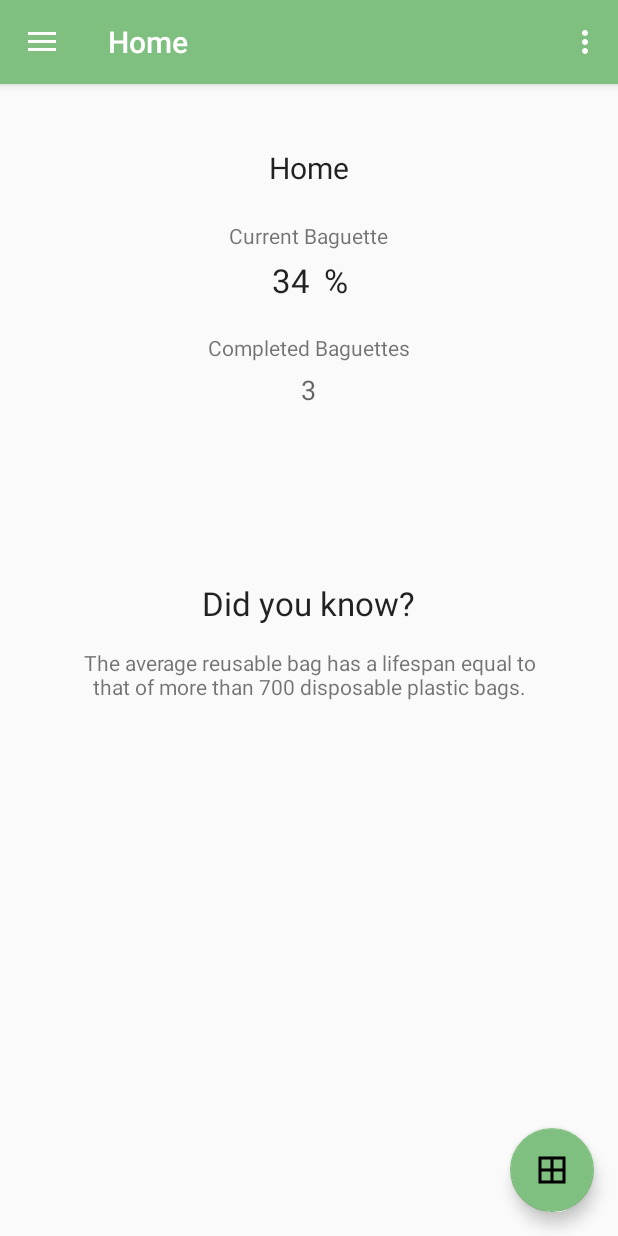
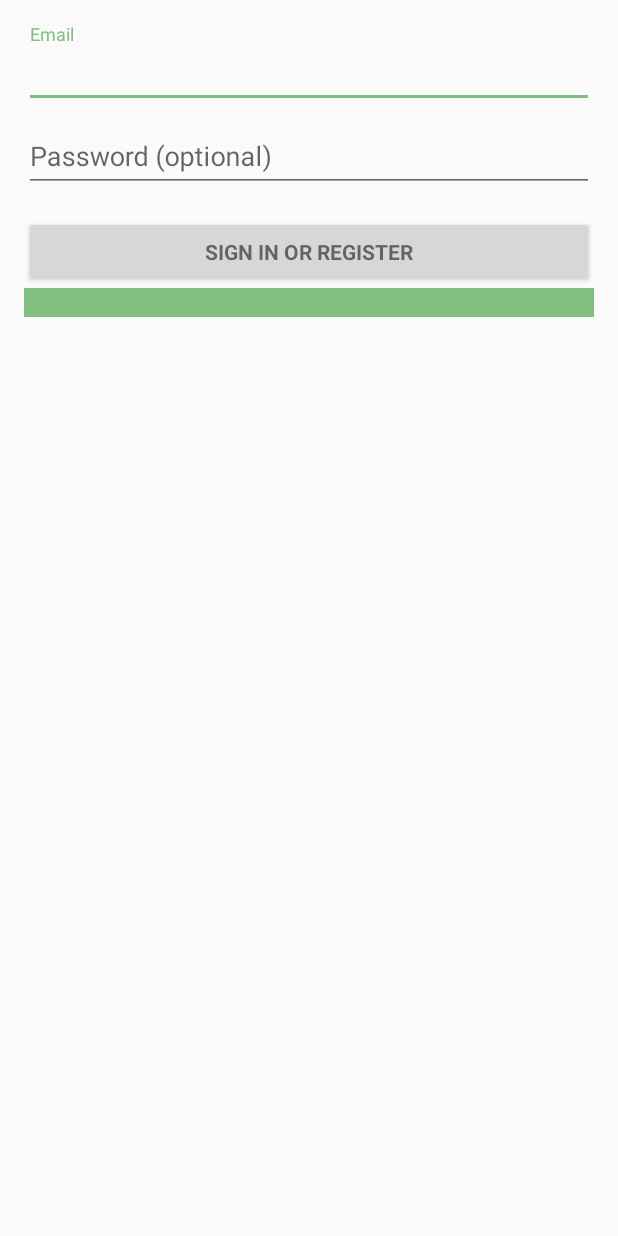
Before and after one commit to cwchau/baguette, an Android app: the screen it shows after launch (MainActivity before the commit, LoginActivity after it), on a phone screen of 412 x 824 dp. Run offline under Robolectric (Android 15) with nearby library versions, the phone set to English and light mode, and no system bars; our stand-ins replace Volley; 2 statements that could not run were skipped.

```diff
--- a/app/build.gradle
+++ b/app/build.gradle
@@ -30,5 +30,6 @@ dependencies {
     compile 'com.android.support.constraint:constraint-layout:1.0.2'
     testCompile 'junit:junit:4.12'
     compile 'com.google.zxing:core:3.2.1'
+    compile 'com.android.volley:volley:1.1.0'
 
 }
--- a/app/src/main/java/com/example/firec/baguette/Home.java
+++ b/app/src/main/java/com/example/firec/baguette/Home.java
@@ -35,9 +35,9 @@ public class Home extends Fragment {
         baguette_progress_textview.setText(baguette_progress_text);
 
         // completed baguettes
-        String baguettes_completed_text = String.valueOf(MainActivity.completed_baguettes);
-        TextView baguettes_completed_textview = (TextView) view.findViewById(R.id.textView6);
-        baguettes_completed_textview.setText(baguettes_completed_text);
+        //String baguettes_completed_text = String.valueOf(MainActivity.completed_baguettes);
+        //TextView baguettes_completed_textview = (TextView) view.findViewById(R.id.textView6);
+        //baguettes_completed_textview.setText(baguettes_completed_text);
 
         //you can set the title for your toolbar here for different fragments different titles
         getActivity().setTitle("Home");
--- /dev/null
+++ b/app/src/main/java/com/example/firec/baguette/LoginActivity.java
@@ -0,0 +1,427 @@
+package com.example.firec.baguette;
+
+/**
+ * Created by gauri on 2/10/18.
+ */
+
+import android.animation.Animator;
+import android.animation.AnimatorListenerAdapter;
+import android.annotation.TargetApi;
+import android.app.LoaderManager;
+import android.content.Context;
+import android.content.CursorLoader;
+import android.content.Intent;
+import android.content.Loader;
+import android.content.pm.PackageManager;
+import android.database.Cursor;
+import android.graphics.Bitmap;
+import android.net.Uri;
+import android.os.AsyncTask;
+import android.os.Build;
+import android.os.Bundle;
+import android.provider.ContactsContract;
+import android.support.annotation.NonNull;
+import android.support.annotation.Nullable;
+import android.support.design.widget.FloatingActionButton;
+import android.support.design.widget.Snackbar;
+import android.support.v4.app.Fragment;
+import android.support.v4.app.FragmentTransaction;
+import android.text.TextUtils;
+import android.view.KeyEvent;
+import android.view.MenuItem;
+import android.view.View;
+import android.support.design.widget.NavigationView;
+import android.support.v4.view.GravityCompat;
+import android.support.v4.widget.DrawerLayout;
+import android.support.v7.app.ActionBarDrawerToggle;
+import android.support.v7.app.AppCompatActivity;
+import android.support.v7.widget.Toolbar;
+import android.view.Menu;
+import android.view.inputmethod.EditorInfo;
+import android.widget.ArrayAdapter;
+import android.widget.AutoCompleteTextView;
+import android.widget.Button;
+import android.widget.EditText;
+import android.widget.ImageView;
+import android.widget.TextView;
+
+import com.android.volley.AuthFailureError;
+import com.android.volley.Request;
+import com.android.volley.RequestQueue;
+import com.android.volley.Response;
+import com.android.volley.VolleyError;
+import com.android.volley.toolbox.StringRequest;
+import com.android.volley.toolbox.Volley;
+import com.google.zxing.BarcodeFormat;
+import com.google.zxing.MultiFormatWriter;
+import com.google.zxing.WriterException;
+import com.google.zxing.common.BitMatrix;
+
+import org.json.JSONObject;
+
+import java.util.ArrayList;
+import java.util.HashMap;
+import java.util.List;
+import java.util.Map;
+
+import static android.Manifest.permission.READ_CONTACTS;
+
+public class LoginActivity extends AppCompatActivity implements LoaderManager.LoaderCallbacks<Cursor> {
+
+    /**
+     * Id to identity READ_CONTACTS permission request.
+     */
+    private static final int REQUEST_READ_CONTACTS = 0;
+
+    /**
+     * A dummy authentication store containing known user names and passwords.
+     * TODO: remove after connecting to a real authentication system.
+     */
+    private static final String[] DUMMY_CREDENTIALS = new String[]{
+            "foo@example.com:hello", "bar@example.com:world"
+    };
+    /**
+     * Keep track of the login task to ensure we can cancel it if requested.
+     */
+    private UserLoginTask mAuthTask = null;
+
+    // UI references.
+    private AutoCompleteTextView mEmailView;
+    private EditText mPasswordView;
+    private TextView mTextView;
+    private View mProgressView;
+    private View mLoginFormView;
+
+    @Override
+    protected void onCreate(Bundle savedInstanceState) {
+        super.onCreate(savedInstanceState);
+        setContentView(R.layout.activity_login);
+        // Set up the login form.
+        mEmailView = (AutoCompleteTextView) findViewById(R.id.email);
+        populateAutoComplete();
+
+        mPasswordView = (EditText) findViewById(R.id.password);
+        mTextView = (TextView) findViewById(R.id.text);
+        mPasswordView.setOnEditorActionListener(new TextView.OnEditorActionListener() {
+            @Override
+            public boolean onEditorAction(TextView textView, int id, KeyEvent keyEvent) {
+                if (id == EditorInfo.IME_ACTION_DONE || id == EditorInfo.IME_NULL) {
+                    attemptLogin();
+                    return true;
+                }
+                return false;
+            }
+        });
+
+        Button mEmailSignInButton = (Button) findViewById(R.id.email_sign_in_button);
+        mEmailSignInButton.setOnClickListener(new View.OnClickListener() {
+            @Override
+            public void onClick(View view) {
+                attemptLogin();
+            }
+        });
+
+        mLoginFormView = findViewById(R.id.login_form);
+        mProgressView = findViewById(R.id.login_progress);
+    }
+
+    private void populateAutoComplete() {
+        if (!mayRequestContacts()) {
+            return;
+        }
+
+        getLoaderManager().initLoader(0, null, this);
+    }
+
+    private boolean mayRequestContacts() {
+        if (Build.VERSION.SDK_INT < Build.VERSION_CODES.M) {
+            return true;
+        }
+        if (checkSelfPermission(READ_CONTACTS) == PackageManager.PERMISSION_GRANTED) {
+            return true;
+        }
+        if (shouldShowRequestPermissionRationale(READ_CONTACTS)) {
+            Snackbar.make(mEmailView, R.string.permission_rationale, Snackbar.LENGTH_INDEFINITE)
+                    .setAction(android.R.string.ok, new View.OnClickListener() {
+                        @Override
+                        @TargetApi(Build.VERSION_CODES.M)
+                        public void onClick(View v) {
+                            requestPermissions(new String[]{READ_CONTACTS}, REQUEST_READ_CONTACTS);
+                        }
+                    });
+        } else {
+            requestPermissions(new String[]{READ_CONTACTS}, REQUEST_READ_CONTACTS);
+        }
+        return false;
+    }
+
+    /**
+     * Callback received when a permissions request has been completed.
+     */
+    @Override
+    public void onRequestPermissionsResult(int requestCode, @NonNull String[] permissions,
+                                           @NonNull int[] grantResults) {
+        if (requestCode == REQUEST_READ_CONTACTS) {
+            if (grantResults.length == 1 && grantResults[0] == PackageManager.PERMISSION_GRANTED) {
+                populateAutoComplete();
+            }
+        }
+    }
+
+
+    /**
+     * Attempts to sign in or register the account specified by the login form.
+     * If there are form errors (invalid email, missing fields, etc.), the
+     * errors are presented and no actual login attempt is made.
+     */
+    private void attemptLogin() {
+        if (mAuthTask != null) {
+            return;
+        }
+
+        // Reset errors.
+        mEmailView.setError(null);
+        mPasswordView.setError(null);
+
+        // Store values at the time of the login attempt.
+        String email = mEmailView.getText().toString();
+        String password = mPasswordView.getText().toString();
+
+        boolean cancel = false;
+        View focusView = null;
+
+        // Check for a valid password, if the user entered one.
+        if (!TextUtils.isEmpty(password) && !isPasswordValid(password)) {
+            mPasswordView.setError(getString(R.string.error_invalid_password));
+            focusView = mPasswordView;
+            cancel = true;
+        }
+
+        // Check for a valid email address.
+        if (TextUtils.isEmpty(email)) {
+            mEmailView.setError(getString(R.string.error_field_required));
+            focusView = mEmailView;
+            cancel = true;
+        } else if (!isEmailValid(email)) {
+            mEmailView.setError(getString(R.string.error_invalid_email));
+            focusView = mEmailView;
+            cancel = true;
+        }
+
+        if (cancel) {
+            // There was an error; don't attempt login and focus the first
+            // form field with an error.
+            focusView.requestFocus();
+        } else {
+            // Show a progress spinner, and kick off a background task to
+            // perform the user login attempt.
+            showProgress(true);
+            mAuthTask = new UserLoginTask(email, password, getApplicationContext());
+            mAuthTask.execute((Void) null);
+        }
+    }
+
+    private boolean isEmailValid(String email) {
+        //TODO: Replace this with your own logic
+        return email.contains("@");
+    }
+
+    private boolean isPasswordValid(String password) {
+        //TODO: Replace this with your own logic
+        return password.length() > 4;
+    }
+
+    /**
+     * Shows the progress UI and hides the login form.
+     */
+    @TargetApi(Build.VERSION_CODES.HONEYCOMB_MR2)
+    private void showProgress(final boolean show) {
+        // On Honeycomb MR2 we have the ViewPropertyAnimator APIs, which allow
+        // for very easy animations. If available, use these APIs to fade-in
+        // the progress spinner.
+        if (Build.VERSION.SDK_INT >= Build.VERSION_CODES.HONEYCOMB_MR2) {
+            int shortAnimTime = getResources().getInteger(android.R.integer.config_shortAnimTime);
+
+            mLoginFormView.setVisibility(show ? View.GONE : View.VISIBLE);
+            mLoginFormView.animate().setDuration(shortAnimTime).alpha(
+                    show ? 0 : 1).setListener(new AnimatorListenerAdapter() {
+                @Override
+                public void onAnimationEnd(Animator animation) {
+                    mLoginFormView.setVisibility(show ? View.GONE : View.VISIBLE);
+                }
+            });
+
+            mProgressView.setVisibility(show ? View.VISIBLE : View.GONE);
+            mProgressView.animate().setDuration(shortAnimTime).alpha(
+                    show ? 1 : 0).setListener(new AnimatorListenerAdapter() {
+                @Override
+                public void onAnimationEnd(Animator animation) {
+                    mProgressView.setVisibility(show ? View.VISIBLE : View.GONE);
+                }
+            });
+        } else {
+            // The ViewPropertyAnimator APIs are not available, so simply show
+            // and hide the relevant UI components.
+            mProgressView.setVisibility(show ? View.VISIBLE : View.GONE);
+            mLoginFormView.setVisibility(show ? View.GONE : View.VISIBLE);
+        }
+    }
+
+    @Override
+    public Loader<Cursor> onCreateLoader(int i, Bundle bundle) {
+        return new CursorLoader(this,
+                // Retrieve data rows for the device user's 'profile' contact.
+                Uri.withAppendedPath(ContactsContract.Profile.CONTENT_URI,
+                        ContactsContract.Contacts.Data.CONTENT_DIRECTORY), ProfileQuery.PROJECTION,
+
+                // Select only email addresses.
+                ContactsContract.Contacts.Data.MIMETYPE +
+                        " = ?", new String[]{ContactsContract.CommonDataKinds.Email
+                .CONTENT_ITEM_TYPE},
+
+                // Show primary email addresses first. Note that there won't be
+                // a primary email address if the user hasn't specified one.
+                ContactsContract.Contacts.Data.IS_PRIMARY + " DESC");
+    }
+
+    @Override
+    public void onLoadFinished(Loader<Cursor> cursorLoader, Cursor cursor) {
+        List<String> emails = new ArrayList<>();
+        cursor.moveToFirst();
+        while (!cursor.isAfterLast()) {
+            emails.add(cursor.getString(ProfileQuery.ADDRESS));
+            cursor.moveToNext();
+        }
+
+        addEmailsToAutoComplete(emails);
+    }
+
+    @Override
+    public void onLoaderReset(Loader<Cursor> cursorLoader) {
+
+    }
+
+    private void addEmailsToAutoComplete(List<String> emailAddressCollection) {
+        //Create adapter to tell the AutoCompleteTextView what to show in its dropdown list.
+        ArrayAdapter<String> adapter =
+                new ArrayAdapter<>(LoginActivity.this,
+                        android.R.layout.simple_dropdown_item_1line, emailAddressCollection);
+
+        mEmailView.setAdapter(adapter);
+    }
+
+
+    private interface ProfileQuery {
+        String[] PROJECTION = {
+                ContactsContract.CommonDataKinds.Email.ADDRESS,
+                ContactsContract.CommonDataKinds.Email.IS_PRIMARY,
+        };
+
+        int ADDRESS = 0;
+        int IS_PRIMARY = 1;
+    }
+
+    /**
+     * Represents an asynchronous login/registration task used to authenticate
+     * the user.
+     */
+    public class UserLoginTask extends AsyncTask<Void, Void, Boolean> {
+
+        private final String mEmail;
+        private final String mPassword;
+        private final Context mContext;
+
+        UserLoginTask(String email, String password, Context context) {
+            mEmail = email;
+            mPassword = password;
+            mContext = context;
+        }
+
+        @Override
+        protected Boolean doInBackground(Void... params) {
+            // TODO: attempt authentication against a network service.
+
+            try {
+                // Simulate network access.
+                Thread.sleep(2000);
+            } catch (InterruptedException e) {
+                return false;
+            }
+
+            for (String credential : DUMMY_CREDENTIALS) {
+                String[] pieces = credential.split(":");
+                if (pieces[0].equals(mEmail)) {
+                    // Account exists, return true if the password matches.
+                    return pieces[1].equals(mPassword);
+                }
+            }
+
+            // TODO: register the new account here.
+            return true;
+        }
+
+        @Override
+        protected void onPostExecute(final Boolean success) {
+            mAuthTask = null;
+            showProgress(false);
+
+            if (success) {
+                RequestQueue queue = Volley.newRequestQueue(mContext);
+                String url ="http://128.237.194.89:5000/login";
+                // Request a string response from the provided URL.
+                StringRequest stringRequest = new StringRequest(Request.Method.POST, url,
+                        new Response.Listener<String>() {
+                            @Override
+                            public void onResponse(String response) {
+                                System.out.println("First option");
+                                //mTextView.setText("This is a hardcoded string.");
+                                // Display the first 500 characters of the response string.
+                                mTextView.setText("Response is: " + response);
+                            }
+                        }, new Response.ErrorListener() {
+                    @Override
+                    public void onErrorResponse(VolleyError error) {
+                        System.out.println("Second option");
+                        mTextView.setText("That didn't work!");
+                    }
+                })
+                {
+                    //                        @Override
+//                        public byte [] getBody() throws AuthFailureError {
+//                            HashMap<String, String> params2 = new HashMap<String, String>();
+//                            params2.put("email", mEmail);
+//                            params2.put("password", mPassword);
+//                            System.out.println(mEmail);
+//                            System.out.println(mPassword);
+//                            return new JSONObject(params2).toString().getBytes();
+//                        }
+                    @Override
+                    protected Map<String, String> getParams() throws AuthFailureError {
+                        Map<String, String> params = new HashMap<String, String>();
+                        params.put("email", mEmail);
+                        params.put("password", mPassword);
+                        return params;
+                    }
+
+                    @Override
+                    public String getBodyContentType() {
+                        return "application/x-www-form-urlencoded; charset=UTF-8";
+                    }
+                };
+                // Add the request to the RequestQueue.
+                queue.add(stringRequest);
+                Intent intent = new Intent(getApplicationContext(),MainActivity.class);
+                startActivity(intent);
+            } else {
+                mPasswordView.setError(getString(R.string.error_incorrect_password));
+                mPasswordView.requestFocus();
+            }
+        }
+
+        @Override
+        protected void onCancelled() {
+            mAuthTask = null;
+            showProgress(false);
+        }
+    }
+}
--- /dev/null
+++ b/app/src/main/res/layout/activity_login.xml
@@ -0,0 +1,85 @@
+<LinearLayout xmlns:android="http://schemas.android.com/apk/res/android"
+    xmlns:tools="http://schemas.android.com/tools"
+    android:layout_width="match_parent"
+    android:layout_height="match_parent"
+    android:gravity="center_horizontal"
+    android:orientation="vertical"
+    android:paddingBottom="@dimen/activity_vertical_margin"
+    android:paddingLeft="@dimen/activity_horizontal_margin"
+    android:paddingRight="@dimen/activity_horizontal_margin"
+    android:paddingTop="@dimen/activity_vertical_margin"
+    tools:context="com.example.firec.baguette.LoginActivity">
+
+    <!-- Login progress -->
+
+    <ProgressBar
+        android:id="@+id/login_progress"
+        style="?android:attr/progressBarStyleLarge"
+        android:layout_width="wrap_content"
+        android:layout_height="wrap_content"
+        android:layout_marginBottom="8dp"
+        android:visibility="gone" />
+
+    <ScrollView
+        android:id="@+id/login_form"
+        android:layout_width="match_parent"
+        android:layout_height="match_parent">
+
+        <LinearLayout
+            android:id="@+id/email_login_form"
+            android:layout_width="match_parent"
+            android:layout_height="wrap_content"
+            android:orientation="vertical">
+
+            <android.support.design.widget.TextInputLayout
+                android:layout_width="match_parent"
+                android:layout_height="wrap_content">
+
+                <AutoCompleteTextView
+                    android:id="@+id/email"
+                    android:layout_width="match_parent"
+                    android:layout_height="wrap_content"
+                    android:hint="@string/prompt_email"
+                    android:inputType="textEmailAddress"
+                    android:maxLines="1"
+                    android:singleLine="true" />
+
+            </android.support.design.widget.TextInputLayout>
+
+            <android.support.design.widget.TextInputLayout
+                android:layout_width="match_parent"
+                android:layout_height="wrap_content">
+
+                <EditText
+                    android:id="@+id/password"
+                    android:layout_width="match_parent"
+                    android:layout_height="wrap_content"
+                    android:hint="@string/prompt_password"
+                    android:imeActionId="6"
+                    android:imeActionLabel="@string/action_sign_in_short"
+                    android:imeOptions="actionUnspecified"
+                    android:inputType="textPassword"
+                    android:maxLines="1"
+                    android:singleLine="true" />
+
+
+            </android.support.design.widget.TextInputLayout>
+
+            <Button
+                android:id="@+id/email_sign_in_button"
+                style="?android:textAppearanceSmall"
+                android:layout_width="match_parent"
+                android:layout_height="wrap_content"
+                android:layout_marginTop="16dp"
+                android:text="@string/action_sign_in"
+                android:textStyle="bold" />
+
+            <TextView
+                android:id="@+id/text"
+                android:background="@color/colorAccent"
+                android:layout_width="match_parent"
+                android:layout_height="wrap_content" />
+
+        </LinearLayout>
+    </ScrollView>
+</LinearLayout>
--- a/app/src/main/res/layout/app_bar_main.xml
+++ b/app/src/main/res/layout/app_bar_main.xml
@@ -28,6 +28,6 @@
         android:layout_height="wrap_content"
         android:layout_gravity="bottom|end"
         android:layout_margin="@dimen/fab_margin"
-        app:srcCompat="@drawable/barcode" />
+        app:srcCompat="@drawable/qrcode" />
 
 </android.support.design.widget.CoordinatorLayout>
--- a/app/src/main/res/layout/fragment_home.xml
+++ b/app/src/main/res/layout/fragment_home.xml
@@ -19,19 +19,20 @@
         android:id="@+id/textView2"
         android:layout_width="wrap_content"
         android:layout_height="wrap_content"
-        android:layout_marginTop="75dp"
         android:layout_centerHorizontal="true"
-        android:text="Current Baguette" />
+        android:layout_marginTop="100dp"
+        android:text="Current Baguette"
+        android:textAppearance="@android:style/TextAppearance.Material.Medium" />
 
     <TextView
         android:id="@+id/textView3"
         android:layout_width="wrap_content"
         android:layout_height="wrap_content"
-        android:layout_marginTop="100dp"
+        android:layout_marginTop="150dp"
         android:text="%"
         android:layout_marginStart="200dp"
         android:textAppearance="@style/TextAppearance.AppCompat.Large" />
-
+<!--
     <TextView
         android:id="@+id/textView5"
         android:layout_width="wrap_content"
@@ -47,13 +48,13 @@
         android:layout_centerHorizontal="true"
         android:layout_marginTop="175dp"
         android:textAppearance="@style/TextAppearance.AppCompat.Medium" />
-
+-->
     <TextView
         android:id="@+id/textView7"
         android:layout_width="wrap_content"
         android:layout_height="wrap_content"
         android:layout_marginStart="165dp"
-        android:layout_marginTop="100dp"
+        android:layout_marginTop="150dp"
         android:textAppearance="@style/TextAppearance.AppCompat.Large" />
 
     <TextView
--- a/app/src/main/res/menu/activity_main_drawer.xml
+++ b/app/src/main/res/menu/activity_main_drawer.xml
@@ -8,7 +8,7 @@
             android:title="Home" />
         <item
             android:id="@+id/nav_barcode"
-            android:icon="@drawable/barcode"
+            android:icon="@drawable/qrcode"
             android:title="Barcode" />
         <item
             android:id="@+id/nav_baguettes"
--- a/app/src/main/res/values/strings.xml
+++ b/app/src/main/res/values/strings.xml
@@ -8,4 +8,17 @@
 
     <!-- TODO: Remove or change this placeholder text -->
     <string name="hello_blank_fragment">Hello blank fragment</string>
+
+    <!-- Strings related to login -->
+    <string name="prompt_email">Email</string>
+    <string name="prompt_password">Password (optional)</string>
+    <string name="action_sign_in">Sign in or register</string>
+    <string name="action_sign_in_short">Sign in</string>
+    <string name="error_invalid_email">This email address is invalid</string>
+    <string name="error_invalid_password">This password is too short</string>
+    <string name="error_incorrect_password">This password is incorrect</string>
+    <string name="error_field_required">This field is required</string>
+    <string name="permission_rationale">"Contacts permissions are needed for providing email
+        completions."
+    </string>
 </resources>
--- a/app/src/main/res/values/styles.xml
+++ b/app/src/main/res/values/styles.xml
@@ -16,5 +16,4 @@
     <style name="AppTheme.AppBarOverlay" parent="ThemeOverlay.AppCompat.Dark.ActionBar" />
 
     <style name="AppTheme.PopupOverlay" parent="ThemeOverlay.AppCompat.Light" />
-
 </resources>
```
Also changed, not shown: app/src/main/AndroidManifest.xml (+10 -3 lines), app/src/main/res/layout/fragment_baguettes.xml (+4 -6 lines), app/src/main/res/drawable/logo.png (added), app/src/main/res/drawable/qrcode.png (added).
